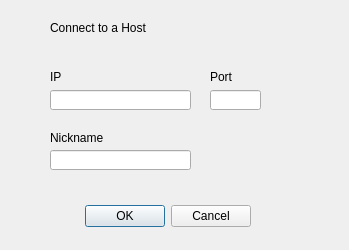
The window that connectionsetup.ui (ketro96/Hangman) describes before a commit, drawn with Qt 5.
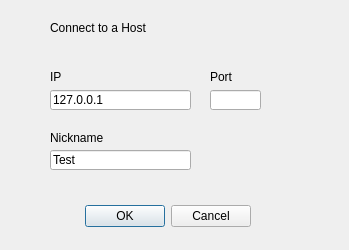
The same window after the commit.

```diff
--- a/connectionsetup.ui
+++ b/connectionsetup.ui
@@ -61,6 +61,9 @@
      <height>20</height>
     </rect>
    </property>
+   <property name="text">
+    <string>127.0.0.1</string>
+   </property>
   </widget>
   <widget class="QLabel" name="lblIP">
    <property name="geometry">
@@ -110,6 +113,9 @@
      <height>20</height>
     </rect>
    </property>
+   <property name="text">
+    <string>Test</string>
+   </property>
   </widget>
   <widget class="QLabel" name="lblStatus">
    <property name="geometry">
```
